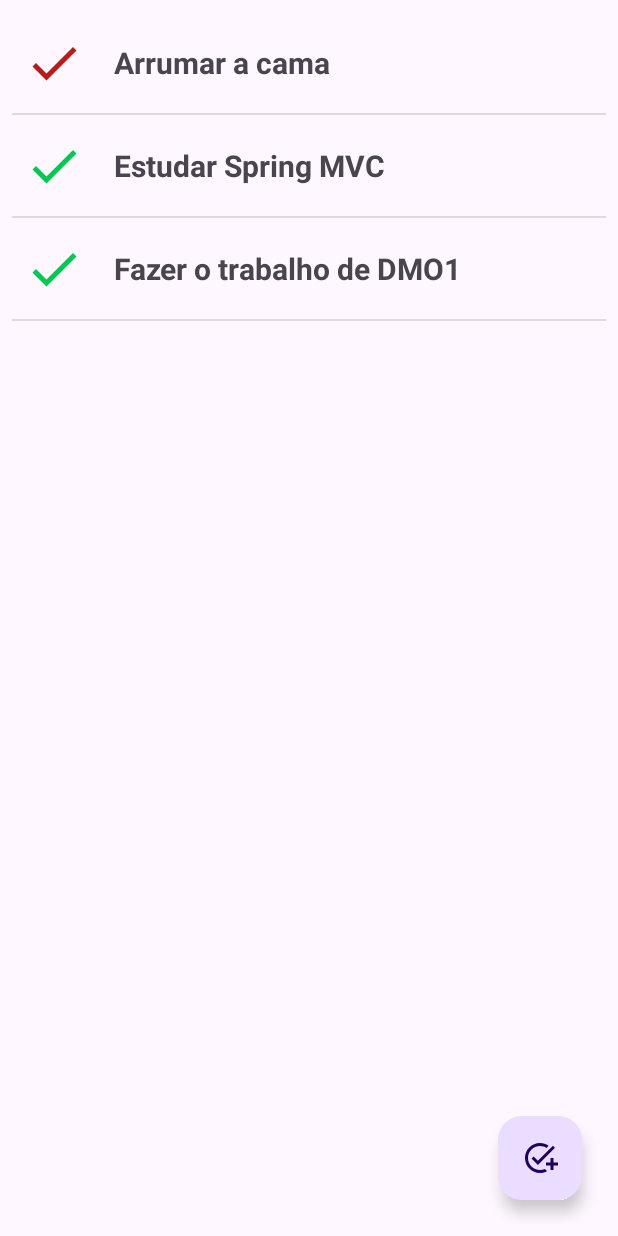
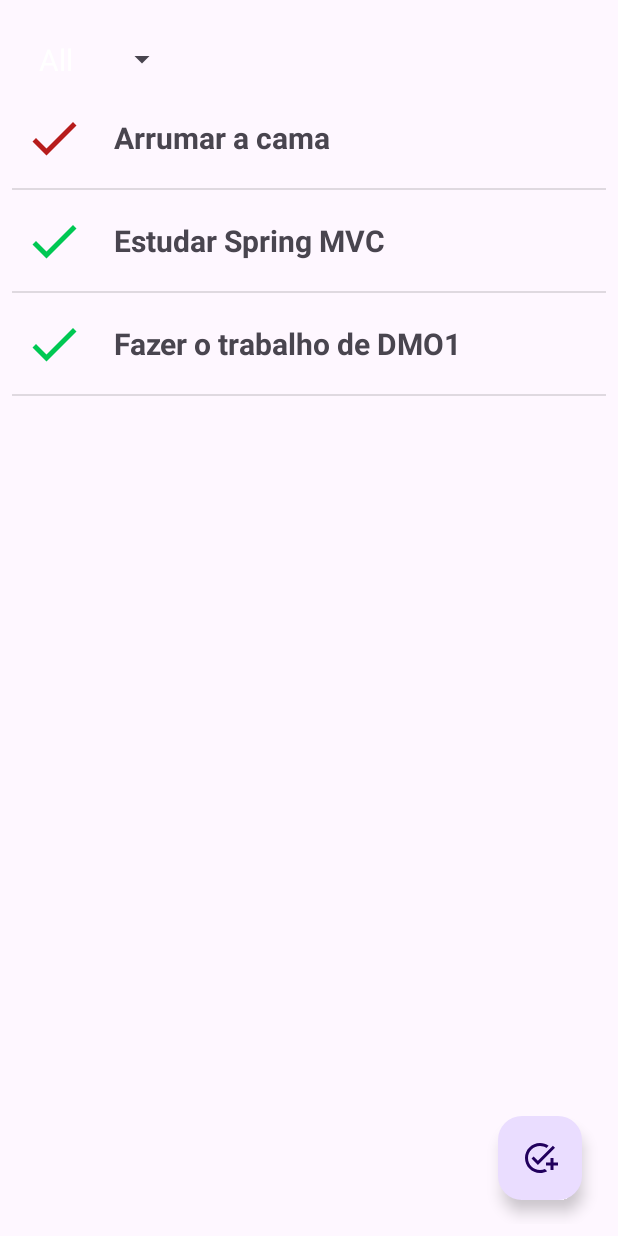
Before and after one commit to CauaGrigolatto/Task-Manager, an Android app: the screen it shows after launch (MainActivity), after a tap on an icon or button, on a phone screen of 412 x 824 dp. Run offline under Robolectric (Android 15) with nearby library versions, the phone set to English and light mode, and no system bars.

Commit message:
Filter task by status

```diff
--- a/app/src/main/java/br/edu/ifsp/dmo/taskmanager/data/dao/TaskDAO.kt
+++ b/app/src/main/java/br/edu/ifsp/dmo/taskmanager/data/dao/TaskDAO.kt
@@ -1,6 +1,7 @@
 package br.edu.ifsp.dmo.taskmanager.data.dao
 
 import br.edu.ifsp.dmo.taskmanager.data.model.Task
+import java.util.stream.Collectors
 
 object TaskDAO {
     private var tasks: MutableList<Task> = mutableListOf()
@@ -26,6 +27,14 @@ object TaskDAO {
         return tasks
     }
 
+    fun getDone(): MutableList<Task> {
+        return tasks.stream().filter { t -> t.isCompleted }.collect(Collectors.toList())
+    }
+
+    fun getTodo(): MutableList<Task> {
+        return tasks.stream().filter { t -> !t.isCompleted }.collect(Collectors.toList())
+    }
+
     fun getById(id: Long): Task {
         return tasks.stream().filter {t -> t.id == id}.findFirst().orElse(null)
     }
--- /dev/null
+++ b/app/src/main/java/br/edu/ifsp/dmo/taskmanager/data/model/Filter.kt
@@ -0,0 +1,21 @@
+package br.edu.ifsp.dmo.taskmanager.data.model
+
+enum class Filter {
+    ALL {
+        override fun toString(): String {
+            return "All";
+        }
+    },
+
+    DONE {
+        override fun toString(): String {
+            return "Done"
+        }
+    },
+
+    TODO {
+        override fun toString(): String {
+            return "Todo";
+        }
+    }
+}
--- /dev/null
+++ b/app/src/main/java/br/edu/ifsp/dmo/taskmanager/ui/adapter/FilterAdapter.kt
@@ -0,0 +1,32 @@
+package br.edu.ifsp.dmo.taskmanager.ui.adapter
+
+import android.content.Context
+import android.view.LayoutInflater
+import android.view.View
+import android.view.ViewGroup
+import android.widget.ArrayAdapter
+import br.edu.ifsp.dmo.taskmanager.data.model.Filter
+import br.edu.ifsp.dmo.taskmanager.databinding.SpinnerFilterItemBinding
+
+class FilterAdapter(
+        context: Context,
+        private val filters: List<Filter>) : ArrayAdapter<Filter>(context, 0, filters) {
+
+    override fun getView(position: Int, convertView: View?, parent: ViewGroup): View {
+        val spinnerBinding: SpinnerFilterItemBinding
+
+        if (convertView == null) {
+            spinnerBinding = SpinnerFilterItemBinding.inflate(LayoutInflater.from(context), parent, false)
+        }
+        else {
+            spinnerBinding = SpinnerFilterItemBinding.bind(convertView)
+        }
+
+        spinnerBinding.filterItem.text = filters[position].toString()
+        return spinnerBinding.root
+    }
+
+    override fun getDropDownView(position: Int, convertView: View?, parent: ViewGroup): View {
+        return getView(position, convertView, parent)
+    }
+}
--- a/app/src/main/java/br/edu/ifsp/dmo/taskmanager/ui/main/MainActivity.kt
+++ b/app/src/main/java/br/edu/ifsp/dmo/taskmanager/ui/main/MainActivity.kt
@@ -1,26 +1,28 @@
 package br.edu.ifsp.dmo.taskmanager.ui.main
 
-import android.app.Dialog
 import android.content.DialogInterface
 import android.os.Bundle
+import android.view.View
+import android.widget.AdapterView
+import br.edu.ifsp.dmo.taskmanager.data.model.Filter
 import android.widget.Toast
-import androidx.activity.enableEdgeToEdge
 import androidx.appcompat.app.AlertDialog
 import androidx.appcompat.app.AppCompatActivity
-import androidx.core.view.ViewCompat
-import androidx.core.view.WindowInsetsCompat
 import androidx.lifecycle.Observer
 import androidx.lifecycle.ViewModelProvider
 import br.edu.ifsp.dmo.taskmanager.R
 import br.edu.ifsp.dmo.taskmanager.databinding.ActivityMainBinding
 import br.edu.ifsp.dmo.taskmanager.databinding.DialogNewTaskBinding
+import br.edu.ifsp.dmo.taskmanager.ui.adapter.FilterAdapter
 import br.edu.ifsp.dmo.taskmanager.ui.adapter.TaskAdapter
 import br.edu.ifsp.dmo.taskmanager.ui.listener.TaskClickListener
+import java.util.stream.Collectors
 
 class MainActivity : AppCompatActivity(), TaskClickListener {
     private lateinit var binding: ActivityMainBinding
     private lateinit var viewModel: MainViewModel
-    private lateinit var adapter: TaskAdapter
+    private lateinit var taskAdapter: TaskAdapter
+    private lateinit var filterAdapter: FilterAdapter
 
     override fun onCreate(savedInstanceState: Bundle?) {
         super.onCreate(savedInstanceState)
@@ -30,6 +32,7 @@ class MainActivity : AppCompatActivity(), TaskClickListener {
         viewModel = ViewModelProvider(this).get(MainViewModel::class.java)
 
         configListView()
+        configFilters()
         configOnClickListener()
         configObservers()
     }
@@ -39,13 +42,28 @@ class MainActivity : AppCompatActivity(), TaskClickListener {
     }
 
     private fun configListView() {
-        adapter = TaskAdapter(this, mutableListOf(), this)
-        binding.listTasks.adapter = adapter
+        taskAdapter = TaskAdapter(this, mutableListOf(), this)
+        binding.listTasks.adapter = taskAdapter
+    }
+
+    private fun configFilters() {
+        filterAdapter = FilterAdapter(this, Filter.entries)
+        binding.spinnerFilters.adapter = filterAdapter
+
+        binding.spinnerFilters.onItemSelectedListener = object : AdapterView.OnItemSelectedListener {
+            override fun onItemSelected(parent: AdapterView<*>?, view: View?, position: Int, id: Long) {
+                val selectedFilter = Filter.entries[position]
+                viewModel.filter = selectedFilter
+                viewModel.loadTasks()
+            }
+
+            override fun onNothingSelected(parent: AdapterView<*>?) { }
+        }
     }
 
     private fun configObservers() {
         viewModel.tasks.observe(this, Observer {
-            adapter.updateTasks(it)
+            taskAdapter.updateTasks(it)
         })
 
         viewModel.insertTask.observe(this, Observer {
--- a/app/src/main/java/br/edu/ifsp/dmo/taskmanager/ui/main/MainViewModel.kt
+++ b/app/src/main/java/br/edu/ifsp/dmo/taskmanager/ui/main/MainViewModel.kt
@@ -4,10 +4,12 @@ import androidx.lifecycle.LiveData
 import androidx.lifecycle.MutableLiveData
 import androidx.lifecycle.ViewModel
 import br.edu.ifsp.dmo.taskmanager.data.dao.TaskDAO
+import br.edu.ifsp.dmo.taskmanager.data.model.Filter
 import br.edu.ifsp.dmo.taskmanager.data.model.Task
 
 class MainViewModel : ViewModel() {
     private val taskDAO = TaskDAO
+    var filter: Filter = Filter.ALL
 
     private val _tasks = MutableLiveData<List<Task>>()
     val tasks: LiveData<List<Task>>
@@ -26,20 +28,20 @@ class MainViewModel : ViewModel() {
 
     init {
         mock()
-        load()
+        loadTasks()
     }
 
     fun insertTask(description: String) {
         taskDAO.insertTask(Task(description, false))
         _insertTask.value = true
-        load()
+        loadTasks()
     }
 
     fun updateTask(position: Int) {
-        val task = taskDAO.getAll()[position]
+        val task = _tasks.value!![position]
         taskDAO.changeStatus(task)
         _updateTask.value = true
-        load()
+        loadTasks()
     }
 
     private fun mock() {
@@ -48,7 +50,29 @@ class MainViewModel : ViewModel() {
         taskDAO.insertTask(Task("Fazer o trabalho de DMO1", false))
     }
 
-    private fun load() {
+    fun loadTasks() {
+        when(filter) {
+            Filter.DONE -> {
+                loadDone()
+            }
+            Filter.TODO -> {
+                loadTodo()
+            }
+            else -> {
+                loadAll()
+            }
+        }
+    }
+
+    private fun loadAll() {
         _tasks.value = taskDAO.getAll()
     }
+
+    private fun loadDone() {
+        _tasks.value = taskDAO.getDone()
+    }
+
+    private fun loadTodo() {
+        _tasks.value = taskDAO.getTodo()
+    }
 }
--- a/app/src/main/res/layout/activity_main.xml
+++ b/app/src/main/res/layout/activity_main.xml
@@ -8,13 +8,22 @@
     android:padding="8dp"
     tools:context=".ui.main.MainActivity">
 
+    <Spinner
+        android:id="@+id/spinner_filters"
+        android:layout_width="wrap_content"
+        android:layout_height="wrap_content"
+        android:padding="10dp"
+        app:layout_constraintStart_toStartOf="parent"
+        app:layout_constraintTop_toTopOf="parent"
+        />
+
     <ListView
         android:id="@+id/list_tasks"
         android:layout_width="match_parent"
         android:layout_height="match_parent"
-        app:layout_constraintStart_toStartOf="parent"
-        app:layout_constraintTop_toTopOf="parent"
-        />
+        app:layout_constraintStart_toStartOf="@id/spinner_filters"
+        app:layout_constraintTop_toBottomOf="@+id/spinner_filters"
+        android:layout_marginTop="50dp"/>
 
     <com.google.android.material.floatingactionbutton.FloatingActionButton
         android:id="@+id/button_add_tasks"
--- /dev/null
+++ b/app/src/main/res/layout/spinner_filter_item.xml
@@ -0,0 +1,16 @@
+<?xml version="1.0" encoding="utf-8"?>
+<LinearLayout xmlns:android="http://schemas.android.com/apk/res/android"
+    android:layout_width="match_parent"
+    android:layout_height="match_parent">
+
+    <TextView
+        android:id="@+id/filter_item"
+        android:layout_width="match_parent"
+        android:layout_height="wrap_content"
+        android:padding="8dp"
+        android:textColor="@android:color/white"
+        android:gravity="center_vertical"
+        android:textSize="20sp"
+        />
+
+</LinearLayout>
```
